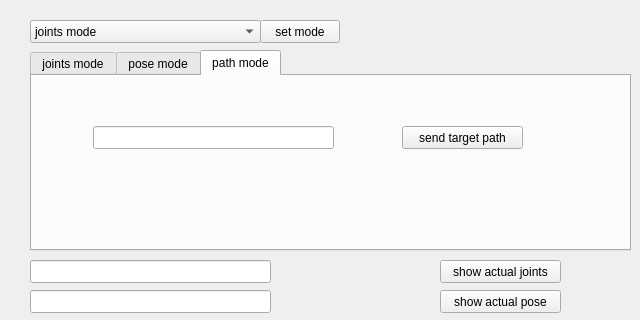
Old version of the form taskassignment.ui in the repository freealong/rik_client.
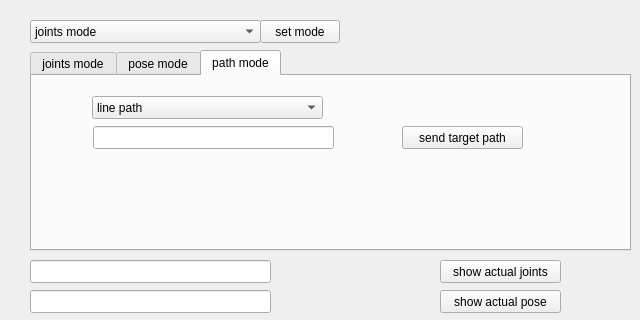
New version of the form.

Commit message: add arc path

```diff
--- a/taskassignment.ui
+++ b/taskassignment.ui
@@ -143,6 +143,26 @@
       <string>send target path</string>
      </property>
     </widget>
+    <widget class="QComboBox" name="path_type_cm">
+     <property name="geometry">
+      <rect>
+       <x>60</x>
+       <y>20</y>
+       <width>231</width>
+       <height>23</height>
+      </rect>
+     </property>
+     <item>
+      <property name="text">
+       <string>line path</string>
+      </property>
+     </item>
+     <item>
+      <property name="text">
+       <string>arc path</string>
+      </property>
+     </item>
+    </widget>
    </widget>
   </widget>
   <widget class="QComboBox" name="comboBox">
```
The commit also changes 1 other file.
